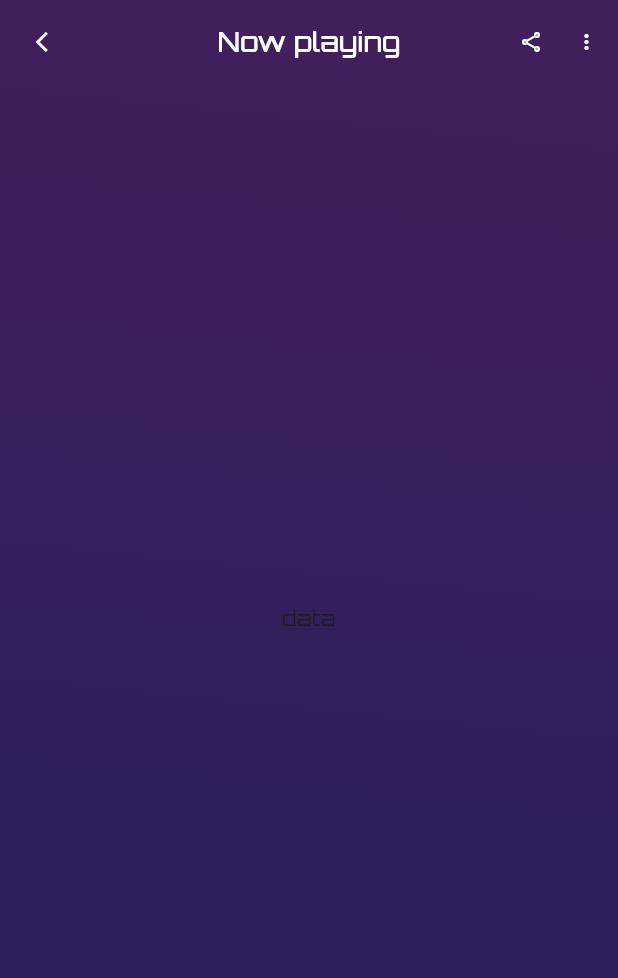
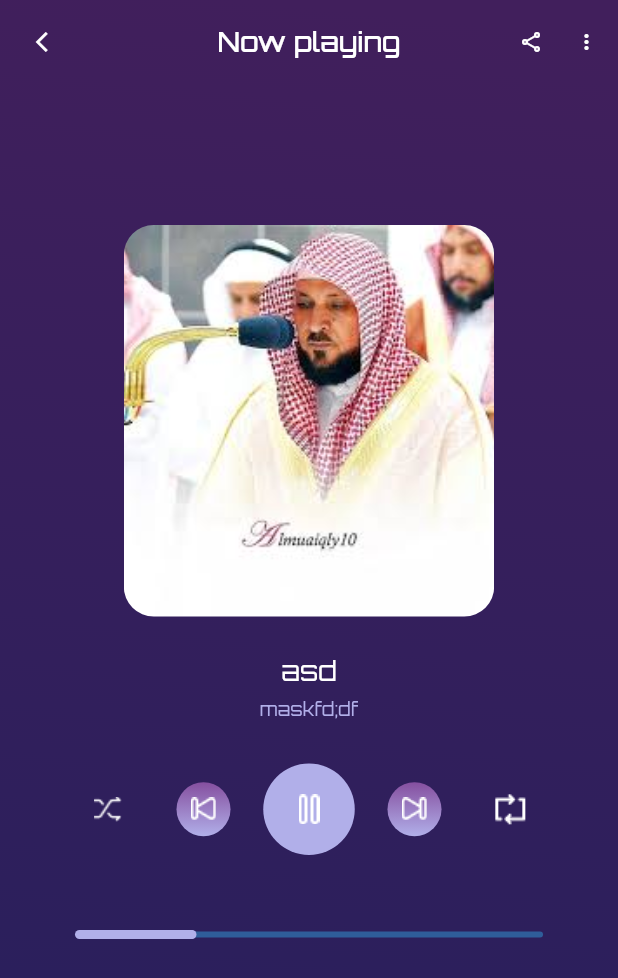
Before and after one commit to Amro27code/quran_app, a Flutter app: the Bnb screen opened by its route, after a tap on "سورة الاخلاص", on a phone screen of 412 x 824 dp. Shown: the top 978 px of the screen. Run offline on Flutter 3.47's test engine with Material 3 defaults, Android fonts, the phone set to English and light mode, and no system bars; missing offline and left inert: dart:js_interop.

Commit message:
add and custom play screen

```diff
--- a/lib/controller/play_controller.dart
+++ b/lib/controller/play_controller.dart
@@ -0,0 +1,11 @@
+import 'package:quran_app/core/other/image_path_manager.dart';
+
+class PlayController {
+  static const List<String> actionsPlay = [
+    ImagePathManager.shuffle,
+    ImagePathManager.back,
+    ImagePathManager.stop,
+    ImagePathManager.next,
+    ImagePathManager.repeat,
+  ];
+}
--- a/lib/core/other/image_path_manager.dart
+++ b/lib/core/other/image_path_manager.dart
@@ -10,5 +10,10 @@ class ImagePathManager {
   static const String mohammed = "$_rootPath/quran/mohammed.jpg";
   static const String abdallah = "$_rootPath/quran/abdallah.jpg";
   static const String yaser = "$_rootPath/quran/yaser.jpg";
+  static const String back = "$_rootPath/play/back.png";
+  static const String next = "$_rootPath/play/next.png";
+  static const String repeat = "$_rootPath/play/repeat.png";
+  static const String stop = "$_rootPath/play/stop.png";
+  static const String shuffle = "$_rootPath/play/icon _shuffle_.png";
 
 }
--- a/lib/feature/play/screens/play_screen.dart
+++ b/lib/feature/play/screens/play_screen.dart
@@ -1,6 +1,8 @@
 import 'package:flutter/material.dart';
 import 'package:quran_app/app/widgets.dart';
+import 'package:quran_app/feature/play/widgets/custom_actions.dart';
 import 'package:quran_app/feature/play/widgets/custom_app_bar.dart';
+import 'package:quran_app/feature/play/widgets/custom_detail_sound.dart';
 
 class PlayScreen extends StatelessWidget {
   const PlayScreen({super.key});
@@ -9,15 +11,26 @@ class PlayScreen extends StatelessWidget {
   Widget build(BuildContext context) {
     return Scaffold(
       extendBodyBehindAppBar: true,
-      // appBar: A(),
       appBar: customAppBar(title: "Now playing"),
       body: backgroundGradiant(
-          child: Center(child: Text("data"))
+        child: Padding(
+          padding: const EdgeInsets.all(26.0),
+          child: Column(
+            children: [
+              const SizedBox(height: 124),
+              CustomDetailSound(),
+              const SizedBox(height: 28),
+              customActions(value: 50, onChanged: (value) {}),
+
+              // const SizedBox(height: 36),
+            ],
+          ),
+        ),
       ),
-
     );
   }
 }
+
 // class A extends StatelessWidget implements PreferredSizeWidget {
 //   const A({super.key});
 //
--- /dev/null
+++ b/lib/feature/play/widgets/custom_action.dart
@@ -0,0 +1,37 @@
+import 'package:flutter/material.dart';
+import 'package:quran_app/core/other/color_manager.dart';
+
+IconButton minSize({required String imagePath}) {
+  return IconButton(
+    onPressed: () {},
+    icon: Image(image: AssetImage(imagePath)),
+  );
+}
+
+GestureDetector midSize({required String imagePath}) {
+  return GestureDetector(
+    child: Container(
+      width: 36,
+      height: 36,
+      decoration: BoxDecoration(
+        shape: BoxShape.circle,
+        gradient: LinearGradient(
+          begin: .topCenter,
+          end: .bottomCenter,
+          colors: [ColorManager.selectedItemBnb, ColorManager.onbSecondary2],
+        ),
+      ),
+      child: Image(image: AssetImage(imagePath)),
+    ),
+  );
+}
+
+GestureDetector maxSize({required String imagePath}) {
+  return GestureDetector(
+    child: CircleAvatar(
+      backgroundColor:ColorManager.onbSecondary2 ,
+      radius: 30.5,
+      child: Image(image: AssetImage(imagePath)),
+    ),
+  );
+}
--- /dev/null
+++ b/lib/feature/play/widgets/custom_actions.dart
@@ -0,0 +1,69 @@
+import 'package:flutter/material.dart';
+import 'package:quran_app/core/other/color_manager.dart';
+import 'package:quran_app/core/other/image_path_manager.dart';
+import 'package:quran_app/feature/play/widgets/custom_action.dart';
+
+Column customActions({
+  required double value,
+  required ValueChanged<double> onChanged,
+}) {
+  return Column(
+    spacing: 29,
+    children: [
+      Row(
+        mainAxisAlignment: .spaceEvenly,
+        children: [
+          minSize(imagePath: ImagePathManager.shuffle),
+          midSize(imagePath: ImagePathManager.back),
+          maxSize(imagePath: ImagePathManager.stop),
+          midSize(imagePath: ImagePathManager.next),
+          minSize(imagePath: ImagePathManager.repeat),
+        ],
+      ),
+      SliderTheme(
+        data: SliderThemeData(
+          // thumbShape:SliderComponentShape.noThumb
+          thumbShape: RoundedSliderThumbShape(),
+        ),
+        child: Slider(
+          value: value,
+          min: 0,
+          max: 200,
+          activeColor: ColorManager.onbSecondary2,
+          inactiveColor: Color(0xff2F5D9A),
+          onChanged: onChanged,
+        ),
+      ),
+    ],
+  );
+}
+
+class RoundedSliderThumbShape extends SliderComponentShape {
+  @override
+  Size getPreferredSize(bool isEnabled, bool isDiscrete) {
+    return Size(16, 40);
+  }
+
+  @override
+  void paint(
+    PaintingContext context,
+    Offset center, {
+    required Animation<double> activationAnimation,
+    required Animation<double> enableAnimation,
+    required bool isDiscrete,
+    required TextPainter labelPainter,
+    required RenderBox parentBox,
+    required SliderThemeData sliderTheme,
+    required TextDirection textDirection,
+    required double value,
+    required double textScaleFactor,
+    required Size sizeWithOverflow,
+  }) {
+    final Canvas canvas = context.canvas;
+    final Paint paint = Paint()
+      ..color = ColorManager.onbSecondary2
+      ..strokeCap = .round
+      ..strokeWidth = 2;
+    canvas.drawCircle(center, 3, paint);
+  }
+}
--- /dev/null
+++ b/lib/feature/play/widgets/custom_detail_sound.dart
@@ -0,0 +1,35 @@
+import 'package:flutter/material.dart';
+import 'package:quran_app/core/other/color_manager.dart';
+import 'package:quran_app/core/other/image_path_manager.dart';
+
+class CustomDetailSound extends StatelessWidget {
+  const CustomDetailSound({
+    super.key,
+  });
+
+  @override
+  Widget build(BuildContext context) {
+    return Column(
+      children: [
+        ClipRRect(
+          borderRadius: BorderRadiusGeometry.circular(20),
+          child: Image(
+            width: 247,
+            height: 261,
+            image: AssetImage(ImagePathManager.maher),
+            fit: .cover,
+          ),
+        ),
+        const SizedBox(height: 23),
+        Text(
+          "asd",
+          style: TextStyle(fontSize: 18, color: ColorManager.whiteColor),
+        ),
+        const SizedBox(height: 4),
+        Text("maskfd;df",
+          style: TextStyle(fontSize: 12, color: ColorManager.onbSecondary2),
+        ),
+      ],
+    );
+  }
+}
--- a/pubspec.yaml
+++ b/pubspec.yaml
@@ -61,6 +61,7 @@ flutter:
   assets:
     - assets/images/
     - assets/images/quran/
+    - assets/images/play/
   #   - images/a_dot_ham.jpeg
 
   # An image asset can refer to one or more resolution-specific "variants", see
```
Also changed, not shown: assets/images/play/back.png (added), assets/images/play/icon _shuffle_.png (added), assets/images/play/next.png (added), assets/images/play/repeat.png (added), assets/images/play/stop.png (added).
